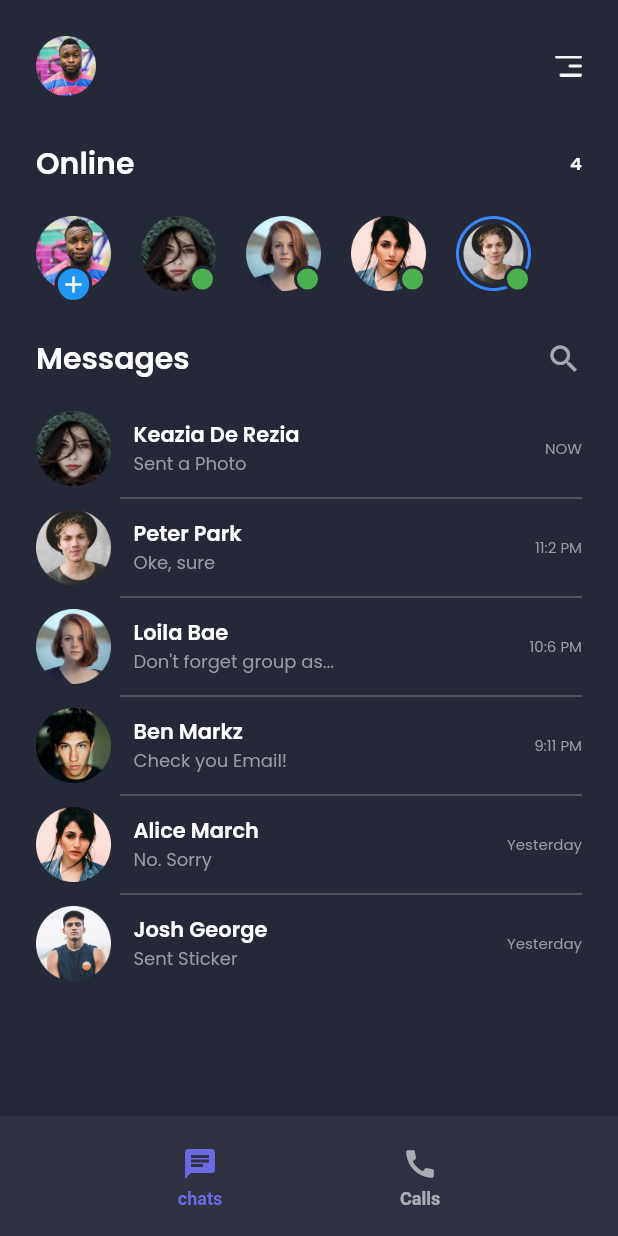
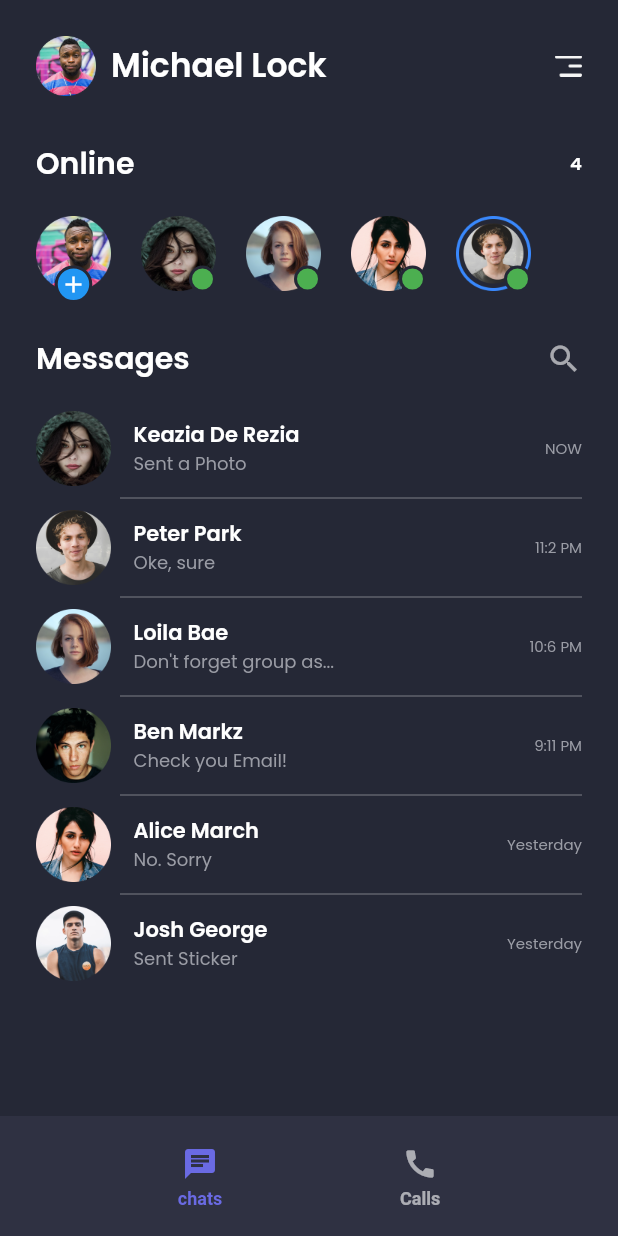
Before and after one commit to Syahro/chat, a Flutter app: the HomePage screen opened directly, on a phone screen of 412 x 824 dp. Run offline on Flutter 3.47's test engine with Material 2 defaults, Android fonts, the phone set to English and light mode, and no system bars; our stand-ins replace google_fonts.

Commit message:
add name side of avatar user

```diff
--- a/lib/pages/home_page.dart
+++ b/lib/pages/home_page.dart
@@ -23,13 +23,22 @@ class HomePage extends StatelessWidget {
                 Padding(
                   padding: EdgeInsets.symmetric(horizontal: defaultMargin),
                   child: Row(
-                    mainAxisAlignment: MainAxisAlignment.spaceBetween,
                     children: [
                       Image.asset(
                         'assets/user.png',
                         width: 40,
                         height: 40,
                       ),
+                      SizedBox(
+                        width: 10,
+                      ),
+                      Text(
+                        'Michael Lock',
+                        style: titleTextStyle.copyWith(
+                          fontSize: 22,
+                        ),
+                      ),
+                      Spacer(),
                       Image.asset(
                         'assets/menu.png',
                         height: 14,
```
